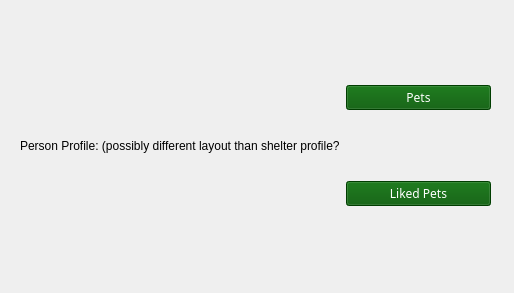
CS-205-S21/team_1_4, file pet_tinder/gui/profilepage.ui: the form before one commit.
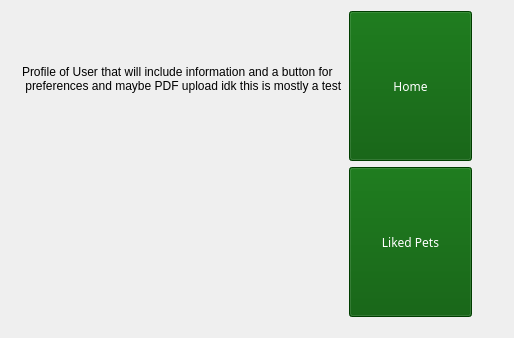
The form after the commit.

Commit message: Restructured some GUI Buttons and added empty slots

The edit to the form file:
```diff
--- a/pet_tinder/gui/profilepage.ui
+++ b/pet_tinder/gui/profilepage.ui
@@ -7,33 +7,39 @@
     <x>0</x>
     <y>0</y>
     <width>514</width>
-    <height>293</height>
+    <height>338</height>
    </rect>
   </property>
   <property name="windowTitle">
    <string>Form</string>
   </property>
-  <widget class="QWidget" name="layoutWidget">
+  <widget class="QWidget" name="">
    <property name="geometry">
     <rect>
-     <x>20</x>
-     <y>20</y>
-     <width>471</width>
-     <height>251</height>
+     <x>22</x>
+     <y>11</y>
+     <width>450</width>
+     <height>308</height>
     </rect>
    </property>
-   <layout class="QHBoxLayout" name="horizontalLayout">
-    <item>
+   <layout class="QGridLayout" name="gridLayout">
+    <item row="0" column="0">
      <widget class="QLabel" name="label">
       <property name="text">
-       <string>Person Profile: (possibly different layout than shelter profile?</string>
+       <string>Profile of User that will include information and a button for 
+ preferences and maybe PDF upload idk this is mostly a test
+</string>
       </property>
      </widget>
     </item>
-    <item>
-     <layout class="QVBoxLayout" name="verticalLayout">
-      <item>
-       <widget class="QPushButton" name="pushButton_2">
+    <item row="0" column="1">
+     <widget class="QPushButton" name="homeButton">
+      <property name="minimumSize">
+       <size>
+        <width>80</width>
+        <height>150</height>
+       </size>
+      </property>
         <property name="palette">
          <palette>
           <active>
@@ -455,12 +461,18 @@
          </font>
         </property>
         <property name="text">
-         <string>Pets</string>
+       <string>Home</string>
         </property>
        </widget>
       </item>
-      <item>
-       <widget class="QPushButton" name="pushButton_3">
+    <item row="1" column="1">
+     <widget class="QPushButton" name="petListButton">
+      <property name="minimumSize">
+       <size>
+        <width>80</width>
+        <height>150</height>
+       </size>
+      </property>
         <property name="palette">
          <palette>
           <active>
@@ -885,8 +897,6 @@
          <string>Liked Pets</string>
         </property>
        </widget>
-      </item>
-     </layout>
     </item>
    </layout>
   </widget>
```
Lines whose indentation alone changed are shown as unchanged. The commit also changes 6 other files.
